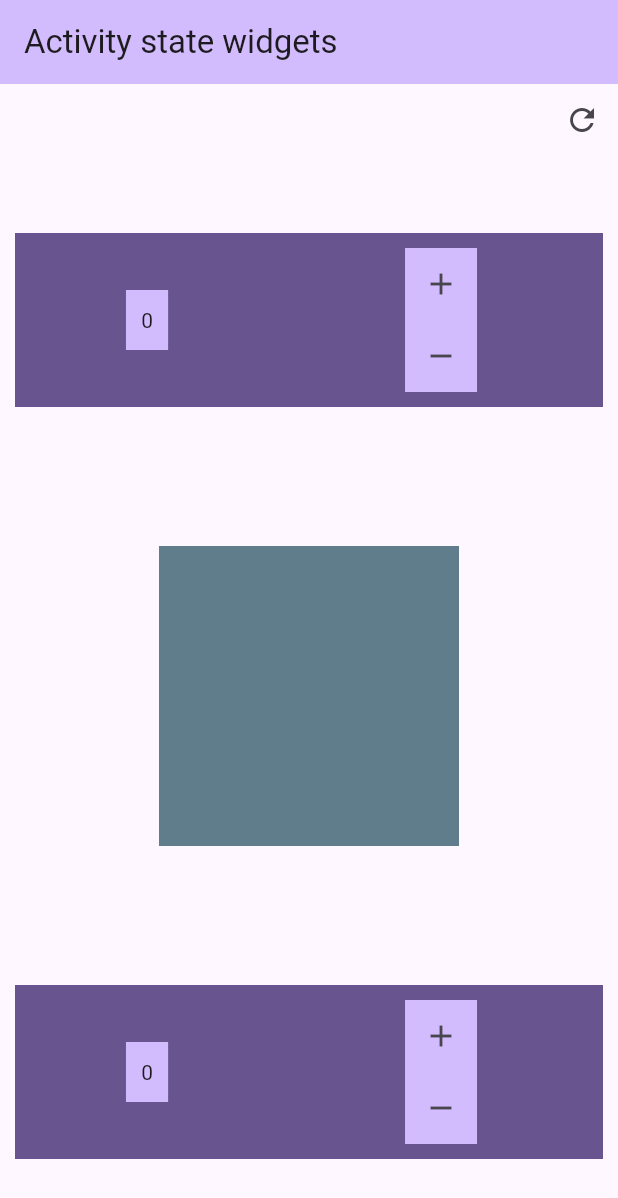
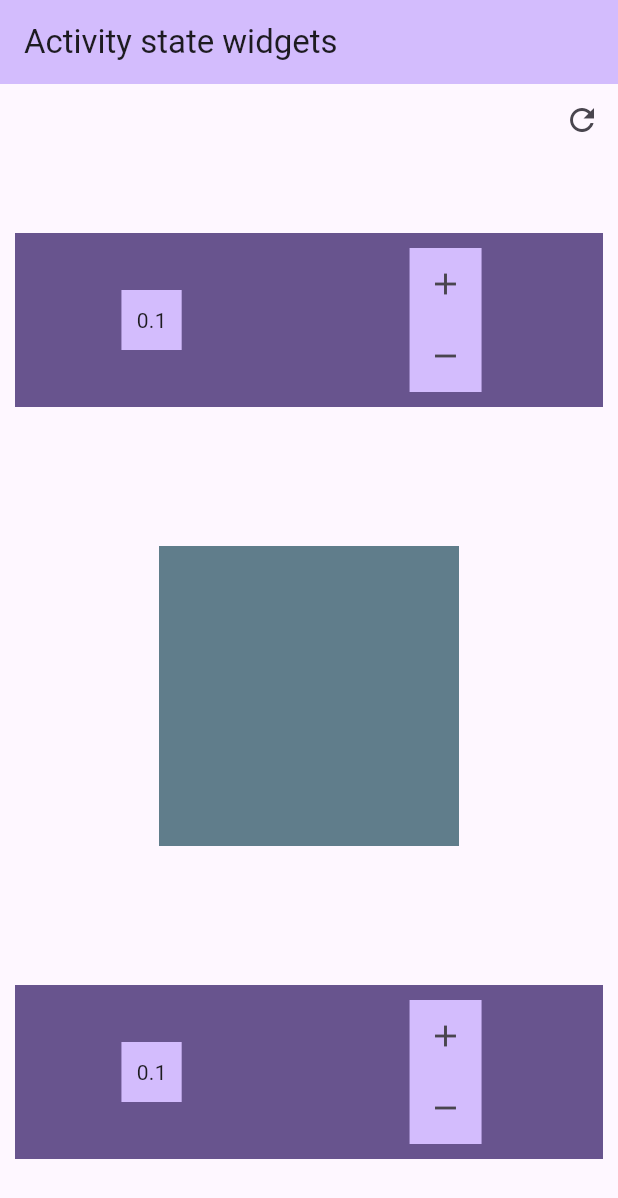
Before and after one commit to manuelmartinezr/flutter-state-widget-activity, a Flutter app: the screen it shows after launch, after a tap on the "add" icon, on a phone screen of 412 x 824 dp. Shown: the top 1198 px of the screen. Run offline on Flutter 3.47's test engine with Material 3 defaults, Android fonts, the phone set to English and light mode, and no system bars.

Commit message:
add widget 1 functionality

```diff
--- a/lib/ui/page/home_page.dart
+++ b/lib/ui/page/home_page.dart
@@ -17,6 +17,7 @@ class _MyHomePageState extends State<MyHomePage> {
   // para obtener un valor con un solo decimal, correctamente redondeado
   // y asignarlo a un string, se puede usar:
   // double.parse(_value.toStringAsFixed(1));
+  double _value = 0;
   @override
   Widget build(BuildContext context) {
     return Scaffold(
@@ -39,11 +40,16 @@ class _MyHomePageState extends State<MyHomePage> {
           Expanded(
             child: Column(
               mainAxisAlignment: MainAxisAlignment.spaceAround,
-              children: <Widget>[W1(), W2(), W3()],
+              children: <Widget>[W1(value: _value, onAdd: onAdd), W2(value: _value, ), W3(value: _value)],
             ),
           ),
         ],
       )),
     );
   }
+  void onAdd(double num){
+    setState(() {
+      _value += num;
+    });
+  }
 }
--- a/lib/ui/widget/w1.dart
+++ b/lib/ui/widget/w1.dart
@@ -1,9 +1,9 @@
 import 'package:flutter/material.dart';
 
 class W1 extends StatelessWidget {
-  const W1({super.key});
-  //final VoidCallback onAdd; // call like this: onPressed: () => onAdd(),
-  //final double value;
+  const W1({super.key, required this.value, required this.onAdd});
+  final Function(double) onAdd; // call like this: onPressed: () => onAdd(),
+  final double value;
   @override
   Widget build(BuildContext context) {
     return Container(
@@ -15,10 +15,7 @@ class W1 extends StatelessWidget {
           Container(
             padding: const EdgeInsets.all(10),
             color: Theme.of(context).colorScheme.inversePrimary,
-            child: Text(
-              '0',
-              key: const Key('W1Value'),
-            ),
+            child: Text(value.toStringAsFixed(1)),
           ),
           Container(
             margin: const EdgeInsets.all(10),
@@ -26,11 +23,15 @@ class W1 extends StatelessWidget {
             child: Column(
               children: [
                 IconButton(
-                    onPressed: () {},
+                    onPressed: () {
+                      onAdd(0.1);
+                    },
                     icon: const Icon(Icons.add),
                     key: const Key('W1Add')),
                 IconButton(
-                    onPressed: () {},
+                    onPressed: () {
+                      onAdd(-0.1);
+                    },
                     icon: const Icon(Icons.remove),
                     key: const Key('W1Sub'))
               ],
--- a/lib/ui/widget/w2.dart
+++ b/lib/ui/widget/w2.dart
@@ -1,8 +1,8 @@
 import 'package:flutter/material.dart';
 
 class W2 extends StatelessWidget {
-  const W2({super.key});
-  final double value = 0;
+  const W2({super.key, required this.value});
+  final double value;
   @override
   Widget build(BuildContext context) {
     return Container(
--- a/lib/ui/widget/w3.dart
+++ b/lib/ui/widget/w3.dart
@@ -1,8 +1,8 @@
 import 'package:flutter/material.dart';
 
 class W3 extends StatelessWidget {
-  const W3({super.key});
-
+  const W3({super.key, required this.value});
+  final double value;
   @override
   Widget build(BuildContext context) {
     return Container(
@@ -14,9 +14,7 @@ class W3 extends StatelessWidget {
           Container(
             padding: const EdgeInsets.all(10),
             color: Theme.of(context).colorScheme.inversePrimary,
-            child: Text(
-              '0',
-              key: const Key('W3Value'),
+            child: Text(value.toStringAsFixed(1),
             ),
           ),
           Container(
@@ -25,7 +23,9 @@ class W3 extends StatelessWidget {
             child: Column(
               children: [
                 IconButton(
-                    onPressed: () {},
+                    onPressed: () {
+
+                    },
                     icon: const Icon(Icons.add),
                     key: const Key('W3Add')),
                 IconButton(
```
Also changed, not shown: 11 other files.
